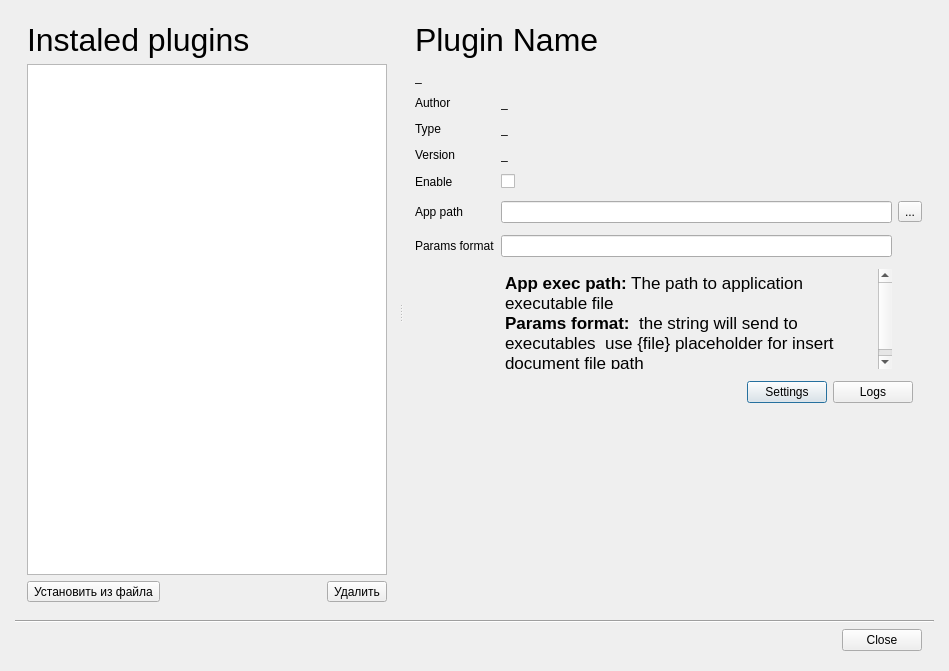
Before: the Qt Designer form qt/ElPluginsWnd.ui in abel-msk/PartsDB, drawn with Qt 5.
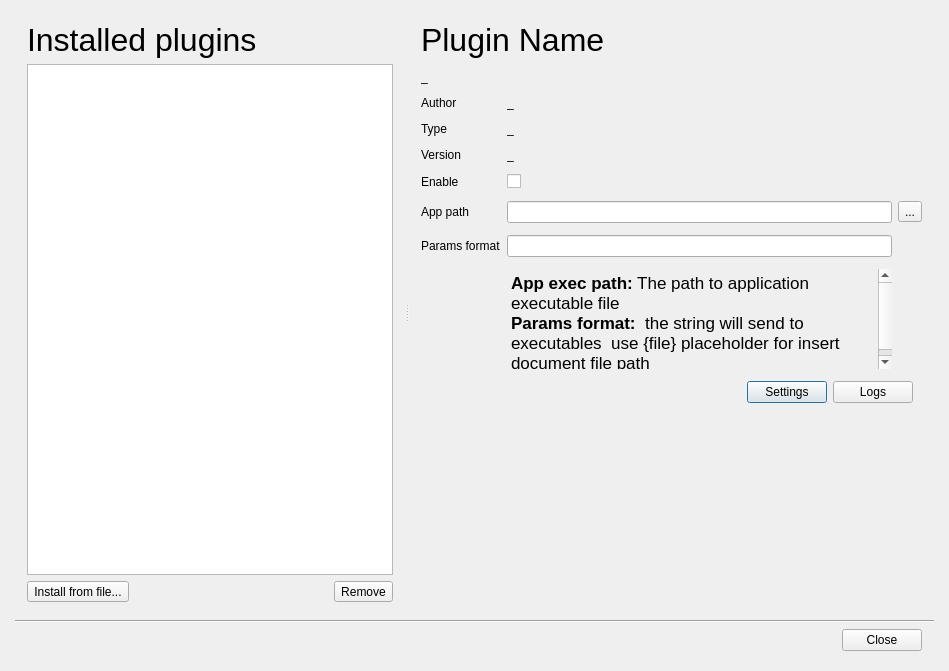
After: the same form once the commit is applied.

```diff
--- a/qt/ElPluginsWnd.ui
+++ b/qt/ElPluginsWnd.ui
@@ -75,7 +75,7 @@
             </font>
            </property>
            <property name="text">
-            <string>Instaled plugins</string>
+            <string>Installed plugins</string>
            </property>
           </widget>
          </item>
@@ -102,7 +102,7 @@
          <item row="0" column="2">
           <widget class="QToolButton" name="pl_delete">
            <property name="text">
-            <string>Удалить</string>
+            <string>Remove</string>
            </property>
           </widget>
          </item>
@@ -122,7 +122,7 @@
          <item row="0" column="0">
           <widget class="QToolButton" name="pl_add_file_cmd">
            <property name="text">
-            <string>Установить из файла</string>
+            <string>Install from file...</string>
            </property>
           </widget>
          </item>
```
